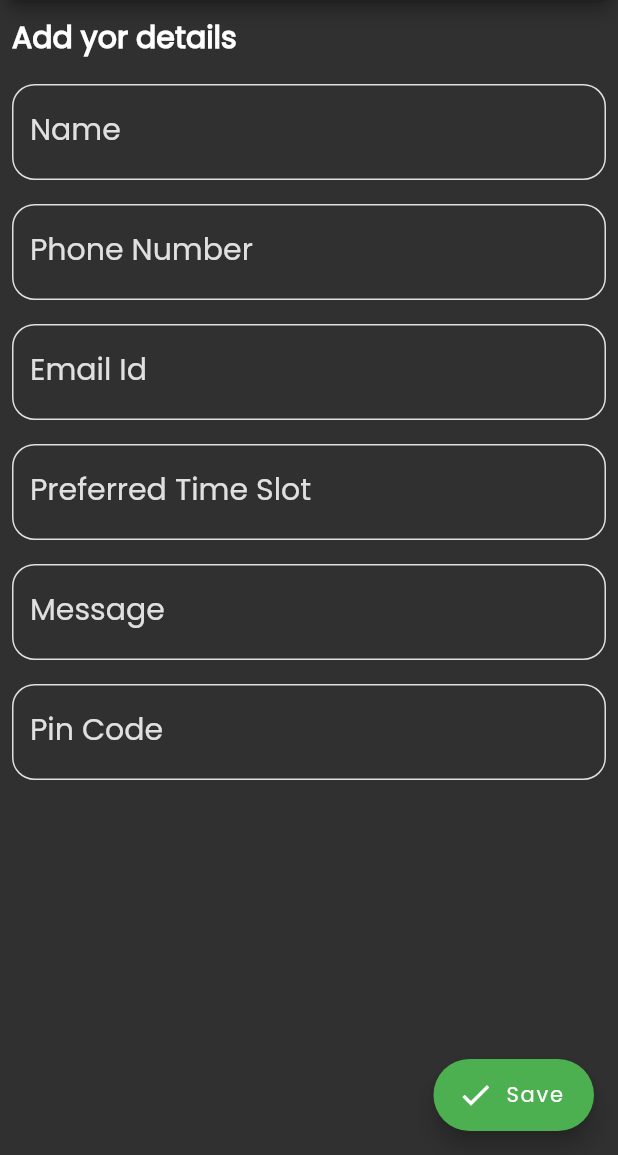
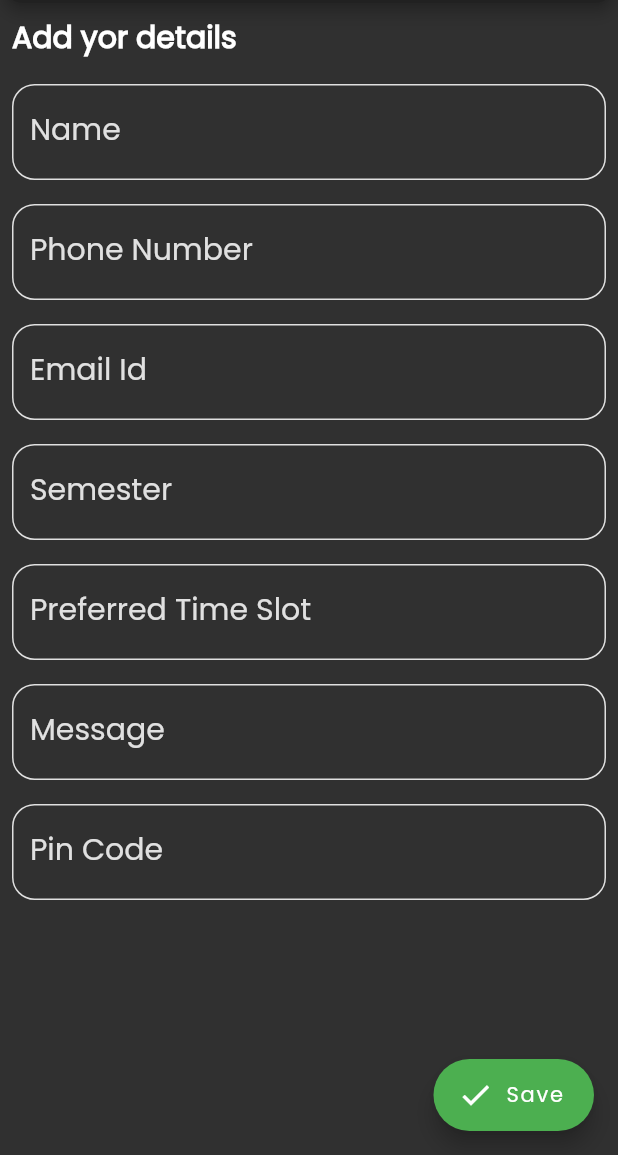
Before and after one commit to Murali-jha/vcare, a Flutter app: the AddAddress screen opened directly, on a phone screen of 412 x 824 dp, the part 81-1236 px from its top. Run offline on Flutter 3.47's test engine with Material 2 defaults, Android fonts, the phone set to English and light mode, and no system bars; our stand-ins replace cloud_firestore, firebase_auth, firebase_messaging, firebase_storage, flutter_spinkit, fluttertoast and 3 more; missing offline and left inert: launch_review; accounts and stored records are empty.

Commit message:
tag and semester feature added

```diff
--- a/lib/Address/addAddress.dart
+++ b/lib/Address/addAddress.dart
@@ -19,6 +19,7 @@ class AddAddress extends StatelessWidget {
   final cCity = TextEditingController();
   final cState = TextEditingController();
   final cPinCode = TextEditingController();
+  final cSemester = TextEditingController();
 
   @override
   Widget build(BuildContext context) {
@@ -35,6 +36,7 @@ class AddAddress extends StatelessWidget {
                 phoneNumber: cPhoneNumber.text,
                 flatNumber: cFlatHomeNumber.text,
                 city: cCity.text.trim(),
+                semester: cSemester.text.trim()
               ).toJson();
 
               //add to firestore
@@ -171,6 +173,11 @@ class AddAddress extends StatelessWidget {
                   controller: cFlatHomeNumber,
                 ),
                 MyTextField(
+                  label: "Semester",
+                  hint: "Semester",
+                  controller: cSemester,
+                ),
+                MyTextField(
                   label: "Preferred Time Slot",
                   hint: "Preferred Time Slot",
                   controller: cCity,
--- a/lib/Address/address.dart
+++ b/lib/Address/address.dart
@@ -184,6 +184,13 @@ class _AddressCardState extends State<AddressCard> {
 
                           TableRow(
                               children: [
+                                KeyText(msg: "Semester :",),
+                                Text(widget.model.semester,style: TextStyle(color: Colors.white, fontFamily: "Poppins",fontSize: 16.0)),
+                              ]
+                          ),
+
+                          TableRow(
+                              children: [
                                 KeyText(msg: "Time Slot :",),
                                 Text(widget.model.city,style: TextStyle(color: Colors.white, fontFamily: "Poppins",fontSize: 16.0)),
                               ]
--- a/lib/Admin/adminOrderDetails.dart
+++ b/lib/Admin/adminOrderDetails.dart
@@ -198,6 +198,13 @@ class AdminShippingDetails extends StatelessWidget {
 
               TableRow(
                   children: [
+                    KeyText(msg: "Semester:",),
+                    Text(model.semester,style: TextStyle(fontFamily: "Poppins"),),
+                  ]
+              ),
+
+              TableRow(
+                  children: [
                     KeyText(msg: "Time Slot :",),
                     Text(model.city,style: TextStyle(fontFamily: "Poppins"),),
                   ]
--- a/lib/Models/address.dart
+++ b/lib/Models/address.dart
@@ -5,6 +5,7 @@ class AddressModel {
   String city;
   String state;
   String pincode;
+  String semester;
 
   AddressModel(
       {this.name,
@@ -12,6 +13,7 @@ class AddressModel {
         this.flatNumber,
         this.city,
         this.state,
+        this.semester,
         this.pincode});
 
   AddressModel.fromJson(Map<String, dynamic> json) {
@@ -21,6 +23,7 @@ class AddressModel {
     city = json['city'];
     state = json['state'];
     pincode = json['pincode'];
+    semester = json['semester'];
   }
 
   Map<String, dynamic> toJson() {
@@ -31,6 +34,7 @@ class AddressModel {
     data['city'] = this.city;
     data['state'] = this.state;
     data['pincode'] = this.pincode;
+    data['semester'] = this.semester;
     return data;
   }
 }
--- a/lib/Models/item.dart
+++ b/lib/Models/item.dart
@@ -8,6 +8,7 @@ class ItemModel {
   String longDescription;
   String status;
   String price;
+  String tag;
 
   ItemModel(
       {this.title,
@@ -16,6 +17,7 @@ class ItemModel {
         this.thumbnailUrl,
         this.longDescription,
         this.status,
+        this.tag,
         });
 
   ItemModel.fromJson(Map<String, dynamic> json) {
@@ -26,6 +28,7 @@ class ItemModel {
     longDescription = json['longDescription'];
     status = json['status'];
     price = json['price'];
+    tag = json['tag'];
   }
 
   Map<String, dynamic> toJson() {
@@ -39,6 +42,7 @@ class ItemModel {
     data['thumbnailUrl'] = this.thumbnailUrl;
     data['longDescription'] = this.longDescription;
     data['status'] = this.status;
+    data['tag'] = this.tag;
     return data;
   }
 }
--- a/lib/Orders/OrderDetailsPage.dart
+++ b/lib/Orders/OrderDetailsPage.dart
@@ -207,6 +207,13 @@ class ShippingDetails extends StatelessWidget
 
               TableRow(
                   children: [
+                    KeyText(msg: "Semester :",),
+                    Text(model.semester,style: TextStyle(fontFamily: "Poppins",),),
+                  ]
+              ),
+
+              TableRow(
+                  children: [
                     KeyText(msg: "Time Slot :",),
                     Text(model.city,style: TextStyle(fontFamily: "Poppins",),),
                   ]
--- a/lib/adminFeed/adminTaskAndFun.dart
+++ b/lib/adminFeed/adminTaskAndFun.dart
@@ -146,7 +146,7 @@ class _UploadTaskAndFun extends State<UploadTaskAndFun> {
               style: TextStyle(color: Colors.white, fontFamily: "Poppins"),
               controller: _urlTextEditingController,
               decoration: InputDecoration(
-                  hintText: "Url of Poster",
+                  hintText: "Url of questionnaire",
                   hintStyle:
                   TextStyle(color: Colors.grey, fontFamily: "Poppins"),
                   border: InputBorder.none),
```
Also changed, not shown: lib/Admin/uploadItems.dart (+25 -1 lines), lib/Store/storehome.dart (+22 -2 lines).
